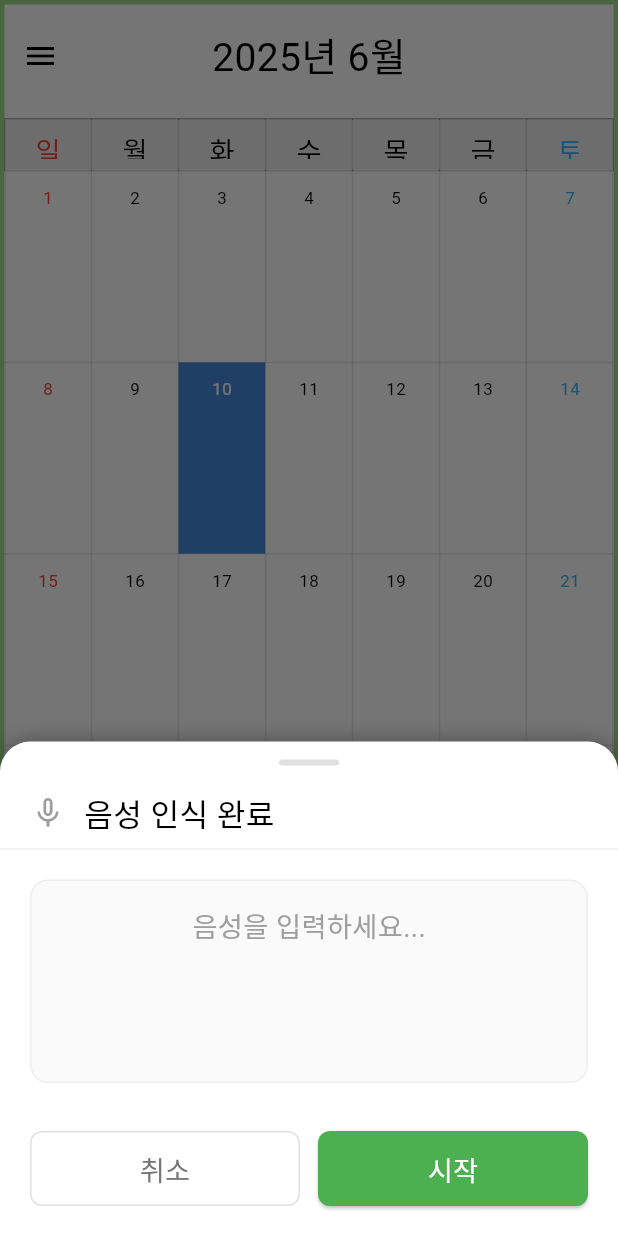
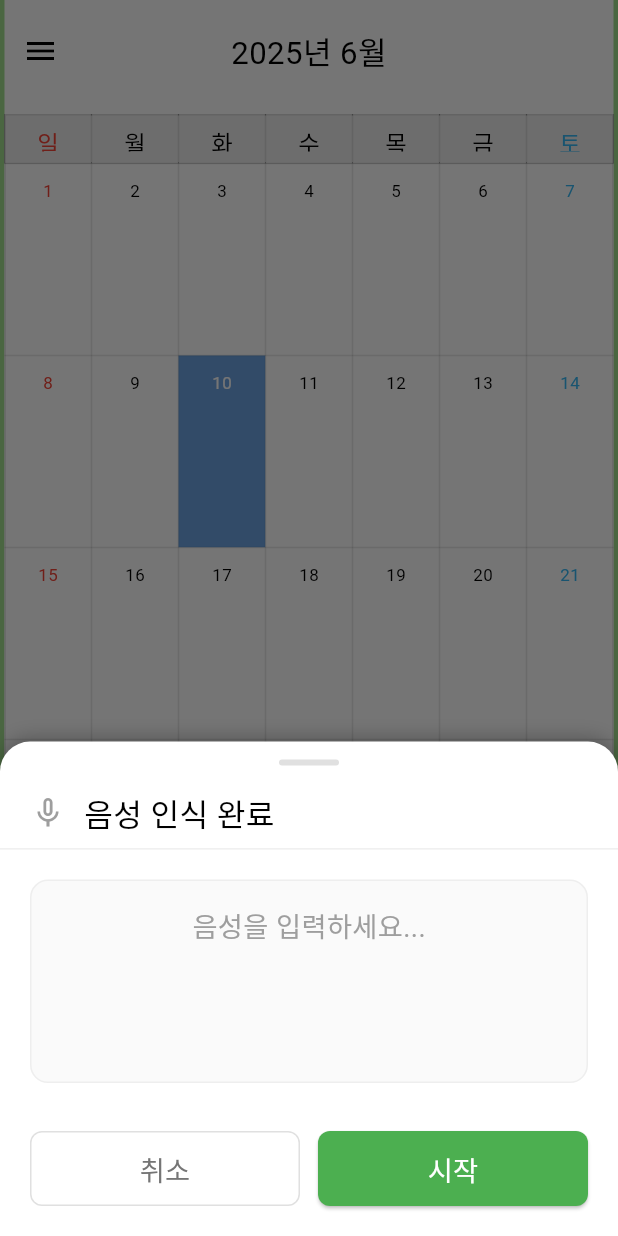
Before and after one commit to jungfsg/Calender, a Flutter app: the CalendarWidget screen opened directly with empty values, item 2 of the bottom bar chosen, on a phone screen of 412 x 824 dp. Run offline on Flutter 3.47's test engine with Material 3 defaults, Android fonts, the phone set to English and light mode, and no system bars; drawn by our look-alikes of table_calendar, water_drop_nav_bar; our stand-ins replace firebase_auth, firebase_core, flutter_chat_types, flutter_chat_ui, flutter_tts, geocoding and 7 more; missing offline and left inert: extension_google_sign_in_as_googleapis_auth, gal, google_mlkit_text_recognition, googleapis; accounts and stored records are empty; Roboto replaces fonts that are missing (KoreanFont).

Commit message:
UI 수정
- 이벤트 블럭의 가로 길이 증가
- 한 셀에 4개 이상의 일정이 있을 때 숫자로 더보기 표시
- 수동 일정 추가버튼의 텍스트 색상 변경
- 요일 표시 영역의 높이 축소 및 폰트 크기 축소

```diff
--- a/lib/managers/popup_manager.dart
+++ b/lib/managers/popup_manager.dart
@@ -380,7 +380,10 @@ class PopupManager {
                                   vertical: 12,
                                 ),
                               ),
-                              child: const Text('추가'),
+                              child: const Text(
+                                '추가',
+                                style: TextStyle(color: Colors.white),
+                              ),
                             ),
                           ],
                         ),
--- a/lib/widgets/calendar_widget.dart
+++ b/lib/widgets/calendar_widget.dart
@@ -109,7 +109,7 @@ class _CalendarWidgetState extends State<CalendarWidget> {
           builder: (context, constraints) {
             final availableHeight = constraints.maxHeight;
             const monthHeaderHeight = 65.0;
-            const dayOfWeekHeaderHeight = 35.0;
+            const dayOfWeekHeaderHeight = 33.0; // 요일 표시 영역의 높이
             final weekHeight =
                 (availableHeight -
                     monthHeaderHeight -
@@ -121,7 +121,12 @@ class _CalendarWidgetState extends State<CalendarWidget> {
               children: [
                 // 캘린더 부분
                 Padding(
-                  padding: const EdgeInsets.fromLTRB(3.0, 3.0, 3.0, 0),
+                  padding: const EdgeInsets.fromLTRB(
+                    3.0,
+                    0.0,
+                    3.0,
+                    0,
+                  ), // 달력 영역 패딩
                   child: Container(
                     color: Colors.white,
                     child: TableCalendar(
@@ -362,7 +367,7 @@ class _CalendarWidgetState extends State<CalendarWidget> {
                             child: Text(
                               weekdayNames[weekdayIndex],
                               style: getTextStyle(
-                                fontSize: 14,
+                                fontSize: 12,
                                 color: textColor,
                                 text: weekdayNames[weekdayIndex],
                               ),
@@ -403,7 +408,7 @@ class _CalendarWidgetState extends State<CalendarWidget> {
                                   child: Text(
                                     '${month.year}년 ${monthNames[month.month - 1]}',
                                     style: getTextStyle(
-                                      fontSize: 20,
+                                      fontSize: 16,
                                       color: Colors.black,
                                     ),
                                   ),
--- a/lib/widgets/weather_calendar_cell.dart
+++ b/lib/widgets/weather_calendar_cell.dart
@@ -35,7 +35,7 @@ class WeatherCalendarCell extends StatelessWidget {
     final isHoliday = _isHoliday();
 
     if (isSelected) {
-      return const Color.fromARGB(255, 68, 138, 218);
+      return const Color.fromARGB(200, 68, 138, 218);
     } else if (isToday) {
       return Colors.amber[300]!;
     } else if (isHoliday) {
@@ -165,13 +165,14 @@ class WeatherCalendarCell extends StatelessWidget {
                 if (events.isNotEmpty)
                   Positioned(
                     bottom: 2,
-                    left: 2,
-                    right: 2,
+                    left: 0,
+                    right: 0,
                     child: Column(
                       crossAxisAlignment: CrossAxisAlignment.stretch,
                       mainAxisSize: MainAxisSize.min,
                       children:
-                          events.take(6).map((event) {
+                          (events.length > 4 ? events.take(3) : events.take(4))
+                              .map((event) {
                                 final bgColor = _getEventColor(event);
                                 return Container(
                                   margin: const EdgeInsets.only(bottom: 1),
@@ -180,9 +181,14 @@ class WeatherCalendarCell extends StatelessWidget {
                                     vertical: 1,
                                   ),
                                   decoration: BoxDecoration(
-                                color: bgColor.withOpacity(0.7),
+                                    color: bgColor.withOpacity(0.9),
                                     border: Border.all(
-                                  color: Colors.black,
+                                      color: const Color.fromARGB(
+                                        255,
+                                        141,
+                                        141,
+                                        141,
+                                      ),
                                       width: 1,
                                     ),
                                   ),
@@ -190,16 +196,51 @@ class WeatherCalendarCell extends StatelessWidget {
                                     event.title,
                                     style: getCustomTextStyle(
                                       fontSize: 10,
-                                  color: Colors.white,
+                                      color: const Color.fromARGB(255, 0, 0, 0),
                                     ),
                                     overflow: TextOverflow.clip,
-                                // 글자수 초과 처리 코드
-                                // ellipsis: 초과 시 생략 기호 표시
-                                // clip: 초과 시 자르기
                                     maxLines: 1,
                                   ),
                                 );
-                          }).toList(),
+                              })
+                              .toList() +
+                          (events.length > 4
+                              ? [
+                                Container(
+                                  margin: const EdgeInsets.only(bottom: 1),
+                                  padding: const EdgeInsets.symmetric(
+                                    horizontal: 2,
+                                    vertical: 1,
+                                  ),
+                                  decoration: BoxDecoration(
+                                    color: const Color.fromARGB(
+                                      255,
+                                      185,
+                                      185,
+                                      185,
+                                    ),
+                                    border: Border.all(
+                                      color: const Color.fromARGB(
+                                        255,
+                                        168,
+                                        168,
+                                        168,
+                                      ),
+                                      width: 1,
+                                    ),
+                                  ),
+                                  child: Text(
+                                    '+${events.length - 3}',
+                                    style: getCustomTextStyle(
+                                      fontSize: 10,
+                                      color: const Color.fromARGB(135, 0, 0, 0),
+                                    ),
+                                    overflow: TextOverflow.clip,
+                                    maxLines: 1,
+                                  ),
+                                ),
+                              ]
+                              : []),
                     ),
                   ),
               ],
```
Lines whose indentation alone changed are shown as unchanged.
